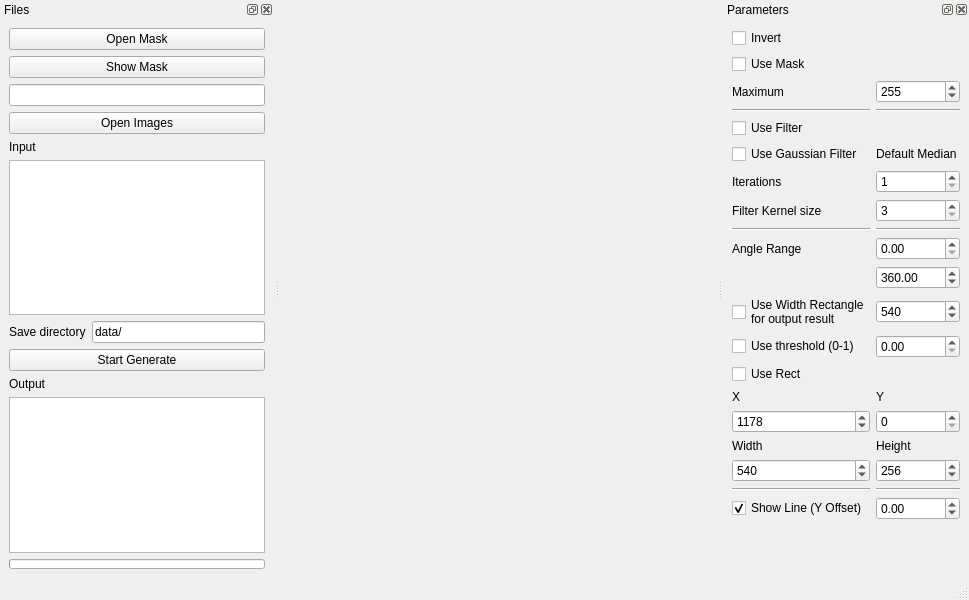
This is mainwindow.ui in artthirt/scan_pmf as Qt 5 draws it before an edit. The edited form follows.
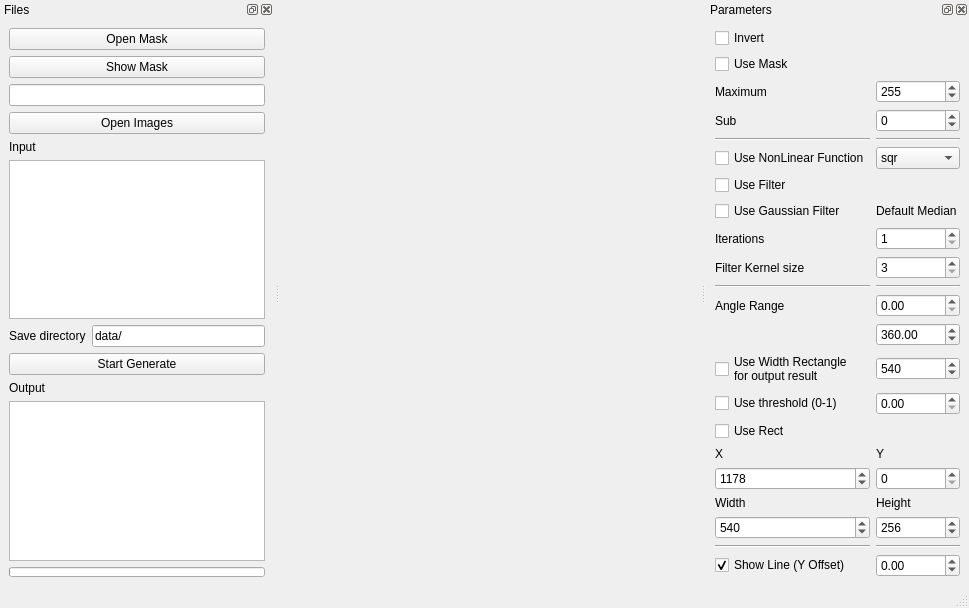
This is the edited form. Custom widgets are drawn as their Qt base class.

The edit to the form file:
```diff
--- a/mainwindow.ui
+++ b/mainwindow.ui
@@ -171,157 +171,69 @@
      </item>
      <item>
       <layout class="QGridLayout" name="gridLayout">
-       <item row="8" column="1">
-        <widget class="QDoubleSpinBox" name="dsbAngleEnd">
-         <property name="maximum">
-          <double>999999.000000000000000</double>
-         </property>
-         <property name="value">
-          <double>360.000000000000000</double>
-         </property>
-        </widget>
-       </item>
-       <item row="10" column="0">
-        <widget class="QCheckBox" name="chbUseThreshold">
+       <item row="12" column="0">
+        <widget class="QCheckBox" name="chbUseNeededWidth">
          <property name="text">
-          <string>Use threshold (0-1)</string>
+          <string>Use Width Rectangle
+for output result</string>
          </property>
         </widget>
        </item>
-       <item row="13" column="1">
-        <widget class="QLabel" name="label_8">
-         <property name="text">
-          <string>Y</string>
-         </property>
-        </widget>
-       </item>
-       <item row="10" column="1">
-        <widget class="QDoubleSpinBox" name="dsbTresh">
-         <property name="minimum">
-          <double>0.000000000000000</double>
-         </property>
-         <property name="maximum">
-          <double>1.000000000000000</double>
-         </property>
-         <property name="singleStep">
-          <double>0.100000000000000</double>
-         </property>
-         <property name="value">
-          <double>0.000000000000000</double>
-         </property>
-        </widget>
-       </item>
-       <item row="6" column="1">
-        <widget class="Line" name="line_2">
+       <item row="9" column="0">
+        <widget class="Line" name="line">
          <property name="orientation">
           <enum>Qt::Horizontal</enum>
          </property>
         </widget>
        </item>
-       <item row="18" column="0">
-        <widget class="QCheckBox" name="chbShowLine">
+       <item row="4" column="1">
+        <widget class="QComboBox" name="cbFuncion">
+         <item>
+          <property name="text">
+           <string>sqr</string>
+          </property>
+         </item>
+         <item>
+          <property name="text">
+           <string>sqrt</string>
+          </property>
+         </item>
+         <item>
+          <property name="text">
+           <string>sin</string>
+          </property>
+         </item>
+        </widget>
+       </item>
+       <item row="4" column="0">
+        <widget class="QCheckBox" name="chbUseNonLinear">
          <property name="text">
-          <string>Show Line (Y Offset)</string>
+          <string>Use NonLinear Function</string>
          </property>
-         <property name="checked">
-          <bool>true</bool>
-         </property>
         </widget>
        </item>
-       <item row="16" column="0">
-        <widget class="QSpinBox" name="sbWRect">
-         <property name="maximum">
-          <number>999999</number>
-         </property>
-         <property name="value">
-          <number>540</number>
-         </property>
-        </widget>
-       </item>
-       <item row="3" column="0">
+       <item row="6" column="0">
         <widget class="QCheckBox" name="chbUseGaussian">
          <property name="text">
           <string>Use Gaussian Filter</string>
          </property>
         </widget>
        </item>
-       <item row="14" column="1">
-        <widget class="QSpinBox" name="sbYRect">
-         <property name="maximum">
-          <number>999999</number>
-         </property>
-        </widget>
-       </item>
-       <item row="1" column="1">
-        <widget class="Line" name="line_4">
-         <property name="orientation">
-          <enum>Qt::Horizontal</enum>
-         </property>
-        </widget>
-       </item>
-       <item row="9" column="1">
-        <widget class="QSpinBox" name="sbNeededWidth">
-         <property name="maximum">
-          <number>9999999</number>
-         </property>
-         <property name="value">
-          <number>540</number>
-         </property>
-        </widget>
-       </item>
-       <item row="2" column="0">
+       <item row="5" column="0">
         <widget class="QCheckBox" name="chbUseFilter">
          <property name="text">
           <string>Use Filter</string>
          </property>
         </widget>
        </item>
-       <item row="7" column="1">
-        <widget class="QDoubleSpinBox" name="dsbAngleStart">
-         <property name="maximum">
-          <double>9999999.000000000000000</double>
-         </property>
-        </widget>
-       </item>
-       <item row="7" column="0">
-        <widget class="QLabel" name="label_6">
+       <item row="6" column="1">
+        <widget class="QLabel" name="label_11">
          <property name="text">
-          <string>Angle Range</string>
+          <string>Default Median</string>
          </property>
         </widget>
        </item>
-       <item row="4" column="0">
-        <widget class="QLabel" name="label_4">
-         <property name="text">
-          <string>Iterations</string>
-         </property>
-        </widget>
-       </item>
-       <item row="16" column="1">
-        <widget class="QSpinBox" name="sbHRect">
-         <property name="maximum">
-          <number>999999</number>
-         </property>
-         <property name="value">
-          <number>256</number>
-         </property>
-        </widget>
-       </item>
-       <item row="15" column="1">
-        <widget class="QLabel" name="label_10">
-         <property name="text">
-          <string>Height</string>
-         </property>
-        </widget>
-       </item>
-       <item row="6" column="0">
-        <widget class="Line" name="line">
-         <property name="orientation">
-          <enum>Qt::Horizontal</enum>
-         </property>
-        </widget>
-       </item>
-       <item row="14" column="0">
+       <item row="17" column="0">
         <widget class="QSpinBox" name="sbXRect">
          <property name="maximum">
           <number>999999</number>
@@ -331,74 +243,111 @@
          </property>
         </widget>
        </item>
-       <item row="5" column="1">
-        <widget class="QSpinBox" name="sbKernelSize">
-         <property name="minimum">
-          <number>3</number>
-         </property>
-         <property name="singleStep">
-          <number>2</number>
-         </property>
-        </widget>
-       </item>
-       <item row="18" column="1">
-        <widget class="QDoubleSpinBox" name="dsbYOffset">
-         <property name="minimum">
-          <double>-10.000000000000000</double>
-         </property>
+       <item row="19" column="0">
+        <widget class="QSpinBox" name="sbWRect">
          <property name="maximum">
-          <double>10.000000000000000</double>
+          <number>999999</number>
          </property>
-         <property name="singleStep">
-          <double>0.010000000000000</double>
+         <property name="value">
+          <number>540</number>
          </property>
         </widget>
        </item>
-       <item row="15" column="0">
+       <item row="18" column="0">
         <widget class="QLabel" name="label_9">
          <property name="text">
           <string>Width</string>
          </property>
         </widget>
        </item>
-       <item row="1" column="0">
-        <widget class="Line" name="line_3">
-         <property name="orientation">
-          <enum>Qt::Horizontal</enum>
-         </property>
-        </widget>
-       </item>
-       <item row="13" column="0">
+       <item row="16" column="0">
         <widget class="QLabel" name="label_7">
          <property name="text">
           <string>X</string>
          </property>
         </widget>
        </item>
-       <item row="5" column="0">
+       <item row="21" column="0">
+        <widget class="QCheckBox" name="chbShowLine">
+         <property name="text">
+          <string>Show Line (Y Offset)</string>
+         </property>
+         <property name="checked">
+          <bool>true</bool>
+         </property>
+        </widget>
+       </item>
+       <item row="8" column="0">
         <widget class="QLabel" name="label_5">
          <property name="text">
           <string>Filter Kernel size</string>
          </property>
         </widget>
        </item>
-       <item row="0" column="1">
-        <widget class="QSpinBox" name="sbMaximum">
+       <item row="20" column="0">
+        <widget class="Line" name="line_5">
+         <property name="orientation">
+          <enum>Qt::Horizontal</enum>
+         </property>
+        </widget>
+       </item>
+       <item row="8" column="1">
+        <widget class="QSpinBox" name="sbKernelSize">
+         <property name="minimum">
+          <number>3</number>
+         </property>
+         <property name="singleStep">
+          <number>2</number>
+         </property>
+        </widget>
+       </item>
+       <item row="9" column="1">
+        <widget class="Line" name="line_2">
+         <property name="orientation">
+          <enum>Qt::Horizontal</enum>
+         </property>
+        </widget>
+       </item>
+       <item row="13" column="1">
+        <widget class="QDoubleSpinBox" name="dsbTresh">
+         <property name="minimum">
+          <double>0.000000000000000</double>
+         </property>
          <property name="maximum">
-          <number>9999999</number>
+          <double>1.000000000000000</double>
+         </property>
+         <property name="singleStep">
+          <double>0.100000000000000</double>
          </property>
          <property name="value">
-          <number>255</number>
+          <double>0.000000000000000</double>
          </property>
         </widget>
        </item>
-       <item row="4" column="1">
+       <item row="20" column="1">
+        <widget class="Line" name="line_6">
+         <property name="orientation">
+          <enum>Qt::Horizontal</enum>
+         </property>
+        </widget>
+       </item>
+       <item row="7" column="1">
         <widget class="QSpinBox" name="sbIterFilter">
          <property name="minimum">
           <number>1</number>
          </property>
         </widget>
        </item>
+       <item row="19" column="1">
+        <widget class="QSpinBox" name="sbHRect">
+         <property name="maximum">
+          <number>999999</number>
+         </property>
+         <property name="value">
+          <number>256</number>
+         </property>
+        </widget>
+       </item>
        <item row="0" column="0">
         <widget class="QLabel" name="label_3">
          <property name="text">
@@ -406,39 +355,136 @@
          </property>
         </widget>
        </item>
+       <item row="3" column="0">
+        <widget class="Line" name="line_3">
+         <property name="orientation">
+          <enum>Qt::Horizontal</enum>
+         </property>
+        </widget>
+       </item>
+       <item row="10" column="0">
+        <widget class="QLabel" name="label_6">
+         <property name="text">
+          <string>Angle Range</string>
+         </property>
+        </widget>
+       </item>
+       <item row="16" column="1">
+        <widget class="QLabel" name="label_8">
+         <property name="text">
+          <string>Y</string>
+         </property>
+        </widget>
+       </item>
+       <item row="21" column="1">
+        <widget class="QDoubleSpinBox" name="dsbYOffset">
+         <property name="minimum">
+          <double>-10.000000000000000</double>
+         </property>
+         <property name="maximum">
+          <double>10.000000000000000</double>
+         </property>
+         <property name="singleStep">
+          <double>0.010000000000000</double>
+         </property>
+        </widget>
+       </item>
+       <item row="10" column="1">
+        <widget class="QDoubleSpinBox" name="dsbAngleStart">
+         <property name="maximum">
+          <double>9999999.000000000000000</double>
+         </property>
+        </widget>
+       </item>
        <item row="3" column="1">
-        <widget class="QLabel" name="label_11">
+        <widget class="Line" name="line_4">
+         <property name="orientation">
+          <enum>Qt::Horizontal</enum>
+         </property>
+        </widget>
+       </item>
+       <item row="12" column="1">
+        <widget class="QSpinBox" name="sbNeededWidth">
+         <property name="maximum">
+          <number>9999999</number>
+         </property>
+         <property name="value">
+          <number>540</number>
+         </property>
+        </widget>
+       </item>
+       <item row="7" column="0">
+        <widget class="QLabel" name="label_4">
          <property name="text">
-          <string>Default Median</string>
+          <string>Iterations</string>
          </property>
         </widget>
        </item>
-       <item row="11" column="0">
+       <item row="13" column="0">
+        <widget class="QCheckBox" name="chbUseThreshold">
+         <property name="text">
+          <string>Use threshold (0-1)</string>
+         </property>
+        </widget>
+       </item>
+       <item row="18" column="1">
+        <widget class="QLabel" name="label_10">
+         <property name="text">
+          <string>Height</string>
+         </property>
+        </widget>
+       </item>
+       <item row="14" column="0">
         <widget class="QCheckBox" name="chbUseRect">
          <property name="text">
           <string>Use Rect</string>
          </property>
         </widget>
        </item>
-       <item row="9" column="0">
-        <widget class="QCheckBox" name="chbUseNeededWidth">
-         <property name="text">
-          <string>Use Width Rectangle
-for output result</string>
-         </property>
-        </widget>
-       </item>
-       <item row="17" column="0">
-        <widget class="Line" name="line_5">
-         <property name="orientation">
-          <enum>Qt::Horizontal</enum>
-         </property>
-        </widget>
-       </item>
        <item row="17" column="1">
-        <widget class="Line" name="line_6">
-         <property name="orientation">
-          <enum>Qt::Horizontal</enum>
+        <widget class="QSpinBox" name="sbYRect">
+         <property name="maximum">
+          <number>999999</number>
+         </property>
+        </widget>
+       </item>
+       <item row="0" column="1">
+        <widget class="QSpinBox" name="sbMaximum">
+         <property name="maximum">
+          <number>9999999</number>
+         </property>
+         <property name="value">
+          <number>255</number>
+         </property>
+        </widget>
+       </item>
+       <item row="11" column="1">
+        <widget class="QDoubleSpinBox" name="dsbAngleEnd">
+         <property name="maximum">
+          <double>999999.000000000000000</double>
+         </property>
+         <property name="value">
+          <double>360.000000000000000</double>
+         </property>
+        </widget>
+       </item>
+       <item row="1" column="0">
+        <widget class="QLabel" name="label_13">
+         <property name="text">
+          <string>Sub</string>
+         </property>
+        </widget>
+       </item>
+       <item row="1" column="1">
+        <widget class="QSpinBox" name="sbSubtract">
+         <property name="minimum">
+          <number>-9999999</number>
+         </property>
+         <property name="maximum">
+          <number>9999999</number>
+         </property>
+         <property name="value">
+          <number>0</number>
          </property>
         </widget>
        </item>
```
